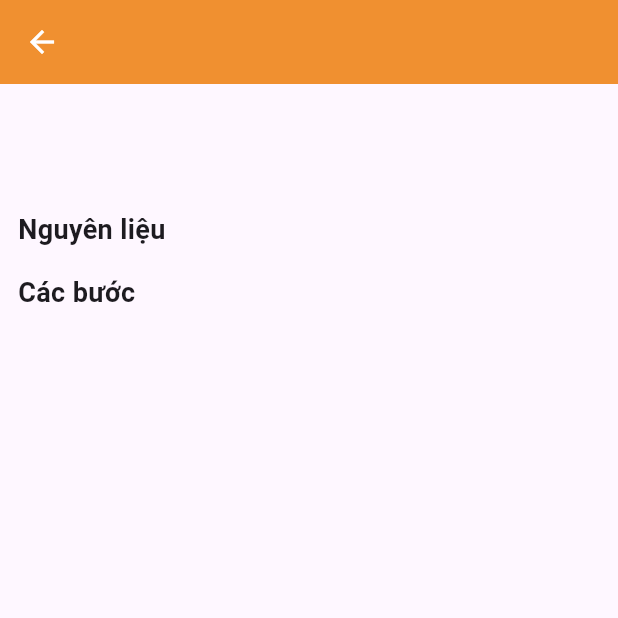
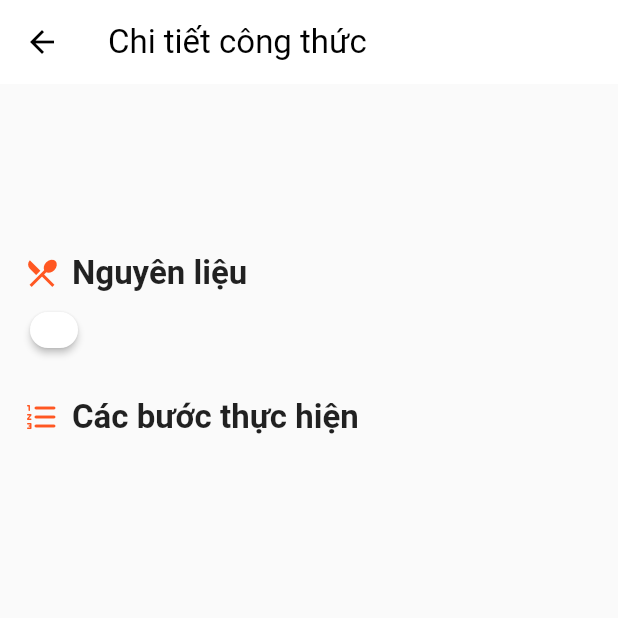
Before and after one commit to vuhongdang18092004/dishhub_recipe_sharing_app, a Flutter app: the RecipeDetailPage screen opened directly with empty values, on a phone screen of 412 x 824 dp, the top half of it. Run offline on Flutter 3.47's test engine with Material 3 defaults, Android fonts, the phone set to English and light mode, and no system bars; our stand-ins replace bloc, cached_network_image, cloud_firestore, equatable, firebase_auth, firebase_core and 5 more; accounts and stored records are empty; network calls fail.

Commit message:
style: refine recipe detail page UI for modern look

```diff
--- a/lib/features/recipe/presentation/screens/recipe_detail_page.dart
+++ b/lib/features/recipe/presentation/screens/recipe_detail_page.dart
@@ -2,78 +2,237 @@ import 'dart:io';
 import 'package:flutter/material.dart';
 import '../../domain/entities/recipe_entity.dart';
 import '../../data/models/recipe_step.dart';
+import '../widgets/zoomable_image_screen.dart';
 
 class RecipeDetailPage extends StatelessWidget {
   final RecipeEntity recipe;
 
   const RecipeDetailPage({super.key, required this.recipe});
 
+  void _openZoomableImage(BuildContext context, String imageUrl) {
+    Navigator.push(
+      context,
+      MaterialPageRoute(
+        builder: (_) => ZoomableImageScreen(imageUrl: imageUrl),
+      ),
+    );
+  }
+
   @override
   Widget build(BuildContext context) {
+    final theme = Theme.of(context);
+
     return Scaffold(
+      backgroundColor: Colors.grey[50],
       appBar: AppBar(
-        title: Text(recipe.title),
+        elevation: 0,
+        title: const Text("Chi tiết công thức"),
+        backgroundColor: Colors.white,
+        foregroundColor: Colors.black,
       ),
       body: SingleChildScrollView(
         child: Column(
           crossAxisAlignment: CrossAxisAlignment.start,
           children: [
             if (recipe.photoUrls.isNotEmpty)
-              Image.network(
-                recipe.photoUrls.first,
-                width: double.infinity,
-                height: 220,
-                fit: BoxFit.cover,
+              GestureDetector(
+                onTap: () => _openZoomableImage(context, recipe.photoUrls.first),
+                child: Hero(
+                  tag: recipe.photoUrls.first,
+                  child: ClipRRect(
+                    borderRadius: const BorderRadius.only(
+                      bottomLeft: Radius.circular(24),
+                      bottomRight: Radius.circular(24),
+                    ),
+                    child: Image.network(
+                      recipe.photoUrls.first,
+                      width: double.infinity,
+                      height: 250,
+                      fit: BoxFit.cover,
+                    ),
+                  ),
+                ),
               ),
+            const SizedBox(height: 20),
+
             Padding(
-              padding: const EdgeInsets.all(12.0),
+              padding: const EdgeInsets.symmetric(horizontal: 16),
               child: Column(
                 crossAxisAlignment: CrossAxisAlignment.start,
                 children: [
                   Text(
                     recipe.title,
-                    style: const TextStyle(fontSize: 22, fontWeight: FontWeight.bold),
+                    style: theme.textTheme.headlineSmall?.copyWith(
+                      fontWeight: FontWeight.bold,
+                      color: Colors.black87,
+                    ),
                   ),
-                  const SizedBox(height: 8),
-                  Text(recipe.description),
-                  const SizedBox(height: 12),
-                  const Text(
+                  const SizedBox(height: 10),
+                  Text(
+                    recipe.description,
+                    style: theme.textTheme.bodyLarge?.copyWith(
+                      color: Colors.grey[700],
+                      height: 1.4,
+                    ),
+                  ),
+                ],
+              ),
+            ),
+
+            const SizedBox(height: 28),
+
+            Padding(
+              padding: const EdgeInsets.symmetric(horizontal: 16),
+              child: Row(
+                children: [
+                  const Icon(Icons.restaurant_menu, color: Colors.deepOrange),
+                  const SizedBox(width: 8),
+                  Text(
                     'Nguyên liệu',
-                    style: TextStyle(fontSize: 18, fontWeight: FontWeight.bold),
+                    style: theme.textTheme.titleLarge?.copyWith(
+                      fontWeight: FontWeight.bold,
+                      color: Colors.black87,
+                    ),
                   ),
-                  const SizedBox(height: 4),
-                  ...recipe.ingredients.map((ing) => Text('• $ing')).toList(),
-                  const SizedBox(height: 12),
-                  const Text(
-                    'Các bước',
-                    style: TextStyle(fontSize: 18, fontWeight: FontWeight.bold),
+                ],
+              ),
+            ),
+            const SizedBox(height: 8),
+            Padding(
+              padding: const EdgeInsets.symmetric(horizontal: 16),
+              child: Card(
+                color: Colors.white,
+                elevation: 2,
+                shape: RoundedRectangleBorder(
+                    borderRadius: BorderRadius.circular(16)),
+                child: Padding(
+                  padding:
+                      const EdgeInsets.symmetric(horizontal: 16, vertical: 12),
+                  child: Column(
+                    crossAxisAlignment: CrossAxisAlignment.start,
+                    children: recipe.ingredients.map((ing) {
+                      return Padding(
+                        padding: const EdgeInsets.symmetric(vertical: 6),
+                        child: Row(
+                          crossAxisAlignment: CrossAxisAlignment.start,
+                          children: [
+                            const Icon(Icons.circle, size: 6, color: Colors.orangeAccent),
+                            const SizedBox(width: 10),
+                            Expanded(
+                              child: Text(
+                                ing,
+                                style: theme.textTheme.bodyMedium?.copyWith(
+                                  color: Colors.black87,
+                                  height: 1.3,
+                                ),
+                              ),
+                            ),
+                          ],
+                        ),
+                      );
+                    }).toList(),
                   ),
-                  const SizedBox(height: 4),
-                  ...recipe.steps.asMap().entries.map((entry) {
-                    final i = entry.key;
-                    final RecipeStep step = entry.value;
-                    return Padding(
-                      padding: const EdgeInsets.symmetric(vertical: 8),
+                ),
+              ),
+            ),
+
+            const SizedBox(height: 28),
+
+            Padding(
+              padding: const EdgeInsets.symmetric(horizontal: 16),
+              child: Row(
+                children: [
+                  const Icon(Icons.format_list_numbered_rounded,
+                      color: Colors.deepOrange),
+                  const SizedBox(width: 8),
+                  Text(
+                    'Các bước thực hiện',
+                    style: theme.textTheme.titleLarge?.copyWith(
+                      fontWeight: FontWeight.bold,
+                      color: Colors.black87,
+                    ),
+                  ),
+                ],
+              ),
+            ),
+            const SizedBox(height: 12),
+
+            Padding(
+              padding: const EdgeInsets.symmetric(horizontal: 16),
+              child: Column(
+                children: recipe.steps.asMap().entries.map((entry) {
+                  final i = entry.key;
+                  final RecipeStep step = entry.value;
+
+                  return Card(
+                    margin: const EdgeInsets.symmetric(vertical: 10),
+                    elevation: 2,
+                    color: Colors.white,
+                    shape: RoundedRectangleBorder(
+                      borderRadius: BorderRadius.circular(18),
+                    ),
+                    child: Padding(
+                      padding: const EdgeInsets.all(16),
                       child: Column(
                         crossAxisAlignment: CrossAxisAlignment.start,
                         children: [
-                          Text('Bước ${i + 1}: ${step.title}', style: const TextStyle(fontWeight: FontWeight.bold)),
-                          const SizedBox(height: 4),
-                          Text(step.description),
-                          if (step.photoUrl != null)
+                          Row(
+                            children: [
+                              CircleAvatar(
+                                radius: 16,
+                                backgroundColor:
+                                    Colors.deepOrange.withOpacity(0.15),
+                                child: Text(
+                                  '${i + 1}',
+                                  style: const TextStyle(
+                                    color: Colors.deepOrange,
+                                    fontWeight: FontWeight.bold,
+                                  ),
+                                ),
+                              ),
+                              const SizedBox(width: 12),
+                              Expanded(
+                                child: Text(
+                                  step.title,
+                                  style: theme.textTheme.titleMedium?.copyWith(
+                                    fontWeight: FontWeight.bold,
+                                  ),
+                                ),
+                              ),
+                            ],
+                          ),
+                          const SizedBox(height: 10),
+                          Text(
+                            step.description,
+                            style: theme.textTheme.bodyMedium?.copyWith(
+                              color: Colors.black87,
+                              height: 1.4,
+                            ),
+                          ),
+                          if (step.photoUrl != null &&
+                              step.photoUrl!.isNotEmpty)
                             Padding(
-                              padding: const EdgeInsets.only(top: 4),
-                              child: step.photoUrl!.startsWith('http')
-                                  ? Image.network(step.photoUrl!)
-                                  : Image.file(File(step.photoUrl!)),
+                              padding: const EdgeInsets.only(top: 12),
+                              child: GestureDetector(
+                                onTap: () =>
+                                    _openZoomableImage(context, step.photoUrl!),
+                                child: ClipRRect(
+                                  borderRadius: BorderRadius.circular(12),
+                                  child: step.photoUrl!.startsWith('http')
+                                      ? Image.network(step.photoUrl!)
+                                      : Image.file(File(step.photoUrl!)),
+                                ),
+                              ),
                             ),
                         ],
                       ),
-                    );
-                  }).toList(),
-                ],
+                    ),
+                  );
+                }).toList(),
               ),
             ),
+
+            const SizedBox(height: 30),
           ],
         ),
       ),
```
Also changed, not shown: lib/features/recipe/presentation/widgets/zoomable_image_screen.dart (added, +32 -0 lines).
